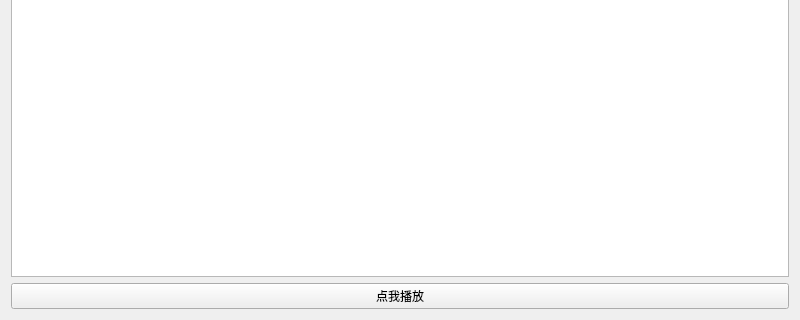
Old version of the form playlist.ui in the repository navysummer/App; both pictures show x 0 to 800 and y 280 to 600 of the 800 by 600 pixel window.
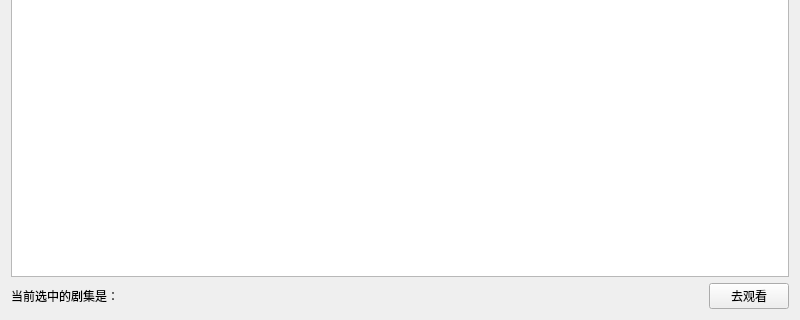
New version of the form.

What changed in the file:
```diff
--- a/playlist.ui
+++ b/playlist.ui
@@ -38,11 +38,42 @@
       <widget class="QTableView" name="tableView"/>
      </item>
      <item>
-      <widget class="QPushButton" name="playBtn">
-       <property name="text">
-        <string>点我播放</string>
-       </property>
-      </widget>
+      <layout class="QHBoxLayout" name="horizontalLayout_2">
+       <item>
+        <widget class="QLabel" name="label_3">
+         <property name="text">
+          <string>当前选中的剧集是：</string>
+         </property>
+        </widget>
+       </item>
+       <item>
+        <widget class="QLabel" name="Episode">
+         <property name="text">
+          <string/>
+         </property>
+        </widget>
+       </item>
+       <item>
+        <spacer name="horizontalSpacer">
+         <property name="orientation">
+          <enum>Qt::Horizontal</enum>
+         </property>
+         <property name="sizeHint" stdset="0">
+          <size>
+           <width>40</width>
+           <height>20</height>
+          </size>
+         </property>
+        </spacer>
+       </item>
+       <item>
+        <widget class="QPushButton" name="toPlay">
+         <property name="text">
+          <string>去观看</string>
+         </property>
+        </widget>
+       </item>
+      </layout>
      </item>
     </layout>
    </item>
```
Left out of the diff: 4 changed lines with no effect on the pictures.
